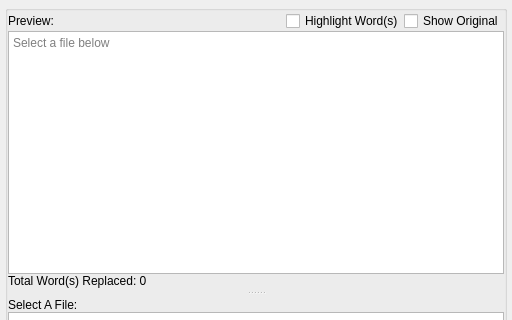
First picture: the form in previewdialog.ui, repository js-lm/Simple-Word-Replacer, before the edit; both pictures show x 0 to 512 and y 0 to 320 of the 512 by 699 pixel window.
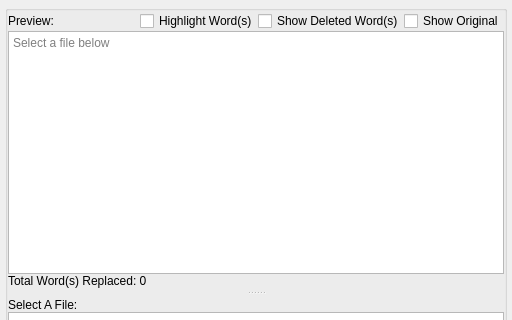
Second picture: the form after the edit.

The edit to the form file:
```diff
--- a/previewdialog.ui
+++ b/previewdialog.ui
@@ -10,6 +10,11 @@
     <height>699</height>
    </rect>
   </property>
+  <property name="font">
+   <font>
+    <family>.AppleSystemUIFont</family>
+   </font>
+  </property>
   <property name="windowTitle">
    <string>Dialog</string>
   </property>
@@ -92,6 +97,13 @@
               </property>
              </widget>
             </item>
+            <item>
+             <widget class="QCheckBox" name="isShowingDeletedWord">
+              <property name="text">
+               <string>Show Deleted Word(s)</string>
+              </property>
+             </widget>
+            </item>
             <item>
              <widget class="QCheckBox" name="isShowOriginal">
               <property name="text">
```
